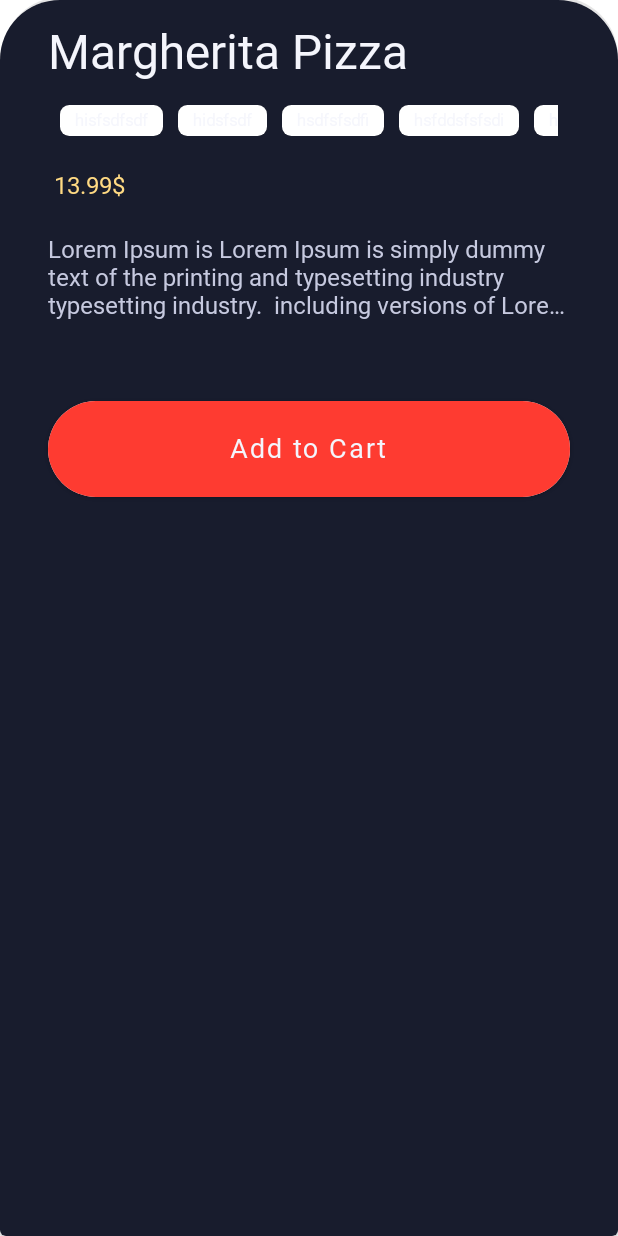
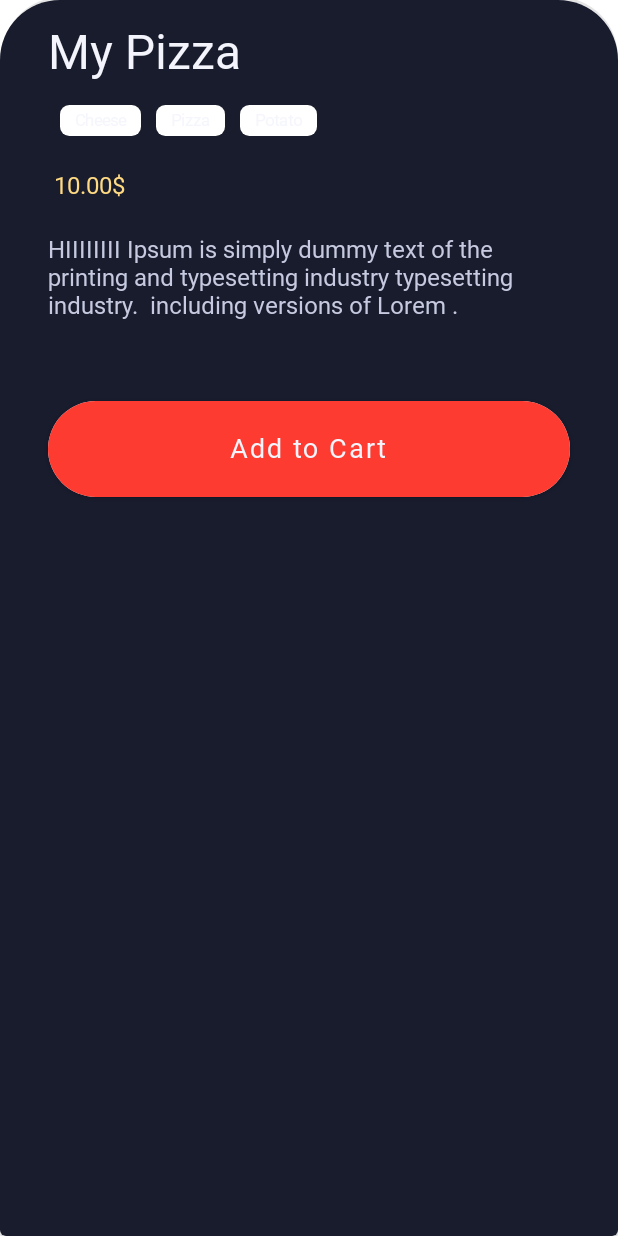
Before and after one commit to CherifiMi/Pizza-Order-App, an Android app built with Jetpack Compose: the composable BottomInfoSheet shown on its own in the app's theme, after a tap on "Add to Cart", on a phone screen of 412 x 824 dp. Run offline under Robolectric (Android 15) with nearby library versions, the phone set to English and light mode, and no system bars; our stand-ins replace Dagger/Hilt's generated code; Roboto replaces fonts that are not available here.

Commit message:
connected data to views

```diff
--- a/app/build.gradle
+++ b/app/build.gradle
@@ -82,4 +82,7 @@ dependencies {
     //Motion Layout
     implementation "androidx.constraintlayout:constraintlayout-compose:1.0.0"
 
+    //Coil
+    implementation("io.coil-kt:coil-compose:2.0.0-rc02")
+
 }
--- a/app/src/main/java/com/example/pizzaorderapp/navigation/Navigation.kt
+++ b/app/src/main/java/com/example/pizzaorderapp/navigation/Navigation.kt
@@ -1,5 +1,6 @@
 package com.example.pizzaorderapp.navigation
 
+import androidx.compose.animation.ExperimentalAnimationApi
 import androidx.compose.material.ExperimentalMaterialApi
 import androidx.compose.runtime.Composable
 import androidx.constraintlayout.compose.ExperimentalMotionApi
@@ -13,6 +14,7 @@ import com.example.pizzaorderapp.ui.screens.payment.PaymentScreen
 import com.example.pizzaorderapp.viewModel.MainViewModel
 
 
+@ExperimentalAnimationApi
 @ExperimentalMaterialApi
 @ExperimentalMotionApi
 @Composable
--- a/app/src/main/java/com/example/pizzaorderapp/ui/screens/choose/TopLayer.kt
+++ b/app/src/main/java/com/example/pizzaorderapp/ui/screens/choose/TopLayer.kt
@@ -27,7 +27,7 @@ fun TopLayer(mainViewModel: MainViewModel) {
             enter =  slideInVertically(),
             exit =  slideOutVertically()+ shrinkOut()
         ){
-            BigPizzaImg()
+            BigPizzaImg(mainViewModel)
         }
 
         AnimatedVisibility(
--- a/app/src/main/java/com/example/pizzaorderapp/ui/screens/choose/components/BottomInfoSheet.kt
+++ b/app/src/main/java/com/example/pizzaorderapp/ui/screens/choose/components/BottomInfoSheet.kt
@@ -48,12 +48,12 @@ fun BottomInfoSheet(mainViewModel: MainViewModel) {
                 .background(Blue2)
                 .padding(0.dp)
         ){
-            PizzaName("Margherita Pizza")
+            PizzaName(mainViewModel.name.value)
 
-            val ings = listOf("hisfsdfsdf","hidsfsdf","hsdfsfsdfi","hsfddsfsfsdi","hsfddsfsfsdi")
+            val ings = mainViewModel.ingredients.value
             PizzaIng(ings)
-            PizzaPrice(1399)
-            PizzaDec("Lorem Ipsum is Lorem Ipsum is simply dummy text of the printing and typesetting industry typesetting industry.  including versions of Lorem .")
+            PizzaPrice(mainViewModel.price.value)
+            PizzaDec(mainViewModel.description.value)
 
             AddToCartBtn({
                 mainViewModel.currentpizza.value +=1
@@ -120,7 +120,7 @@ fun PizzaIng(ings: List<String>) {
 fun PizzaPrice(p: Int) {
     Text(
         modifier = Modifier.padding(36.dp,24.dp,36.dp,24.dp),
-        text = "${p.toFloat()/100f}$",
+        text = "${p.toFloat()/100f}0$",
         color = Yellow,
         fontFamily = heebo,
         fontWeight = FontWeight.Bold,
--- a/app/src/main/java/com/example/pizzaorderapp/ui/screens/choose/components/PlaceOrderBtn.kt
+++ b/app/src/main/java/com/example/pizzaorderapp/ui/screens/choose/components/PlaceOrderBtn.kt
@@ -16,9 +16,10 @@ import androidx.compose.ui.unit.sp
 import com.example.pizzaorderapp.ui.theme.MyWhite
 import com.example.pizzaorderapp.ui.theme.Red
 import com.example.pizzaorderapp.ui.theme.heebo
+import com.example.pizzaorderapp.viewModel.MainViewModel
 
 @Composable
-fun PlaceOrderBtn(clicked:()->Unit) {
+fun PlaceOrderBtn(clicked: () -> Unit, mainViewModel: MainViewModel) {
     Card(
         shape = RoundedCornerShape(100.dp),
         modifier = Modifier
@@ -31,7 +32,7 @@ fun PlaceOrderBtn(clicked:()->Unit) {
             colors = ButtonDefaults.buttonColors(backgroundColor = Red)
         ){
             Text(
-                text ="Add to Cart",
+                text ="Place order $${mainViewModel.price.value*mainViewModel.pizzaQuantity.value/100}.00",
                 color = MyWhite,
                 fontFamily = heebo,
                 fontWeight = FontWeight.Bold,
--- a/app/src/main/java/com/example/pizzaorderapp/ui/screens/choose/components/QuantityPickerPizza.kt
+++ b/app/src/main/java/com/example/pizzaorderapp/ui/screens/choose/components/QuantityPickerPizza.kt
@@ -1,6 +1,5 @@
 package com.example.pizzaorderapp.ui.screens.choose.components
 
-import android.util.Log
 import androidx.compose.foundation.layout.*
 import androidx.compose.runtime.Composable
 import androidx.compose.ui.Alignment
@@ -18,7 +17,7 @@ fun QuantityPickerPizza(mainViewModel: MainViewModel, function: () -> Unit) {
             Spacer(modifier = Modifier.height(70.dp))
             QuantityPicker(mainViewModel)
             Spacer(modifier = Modifier.height(70.dp))
-            PlaceOrderBtn ({function()})
+            PlaceOrderBtn ({function()}, mainViewModel)
         }
     }
 }
--- a/app/src/main/java/com/example/pizzaorderapp/viewModel/MainViewModel.kt
+++ b/app/src/main/java/com/example/pizzaorderapp/viewModel/MainViewModel.kt
@@ -20,17 +20,34 @@ class MainViewModel @Inject constructor(
 ): AndroidViewModel(application)
 {
 
-    val firstmode = mutableStateOf(true)
-
+    var firstmode = mutableStateOf(true)
     var sizeprogress = mutableStateOf(0f)
-
     var pizzaQuantity = mutableStateOf(1)
-
-    val sizename = mutableStateOf("Small")
-
-    val currentpizza = mutableStateOf(2)
+    var sizename = mutableStateOf("Small")
+    var currentpizza = mutableStateOf(1)
 
     var allPizza = mutableListOf<Pizza>()
+
+    fun resetData(){
+        firstmode.value = true
+        sizeprogress.value = 0f
+        pizzaQuantity.value = 1
+        sizename.value = "Small"
+        currentpizza.value = 1
+        price.value = price1.value
+    }
+
+    val name = mutableStateOf("My Pizza")
+    val description = mutableStateOf("HIIIIIIII Ipsum is simply dummy text of the printing and typesetting industry typesetting industry.  including versions of Lorem .",)
+    val price1 = mutableStateOf(1000)
+    val price2 = mutableStateOf(2000)
+    val price3 = mutableStateOf(3000)
+
+    val price = mutableStateOf(1000)
+
+    val pic_url = mutableStateOf("https://i.pinimg.com/originals/90/8c/62/908c62c7153b37d2e7d41f314a257535.jpg")
+    val ingredients = mutableStateOf(listOf("Cheese","Pizza","Potato"))
+    val rating = mutableStateOf(1)
 
 
     fun addPizza(){
```
Also changed, not shown: app/src/main/java/com/example/pizzaorderapp/MainActivity.kt (+4 -11 lines), app/src/main/java/com/example/pizzaorderapp/ui/screens/choose/UnderLayer.kt (+4 -5 lines), app/src/main/java/com/example/pizzaorderapp/ui/screens/choose/components/BigPizzaImg.kt (+9 -4 lines), app/src/main/java/com/example/pizzaorderapp/ui/screens/choose/components/SizeSlider.kt (+16 -4 lines), app/src/main/java/com/example/pizzaorderapp/ui/screens/choose/components/TitleRating.kt (+4 -4 lines), app/src/main/java/com/example/pizzaorderapp/ui/screens/payment/PaymentScreen.kt (+12 -0 lines).
